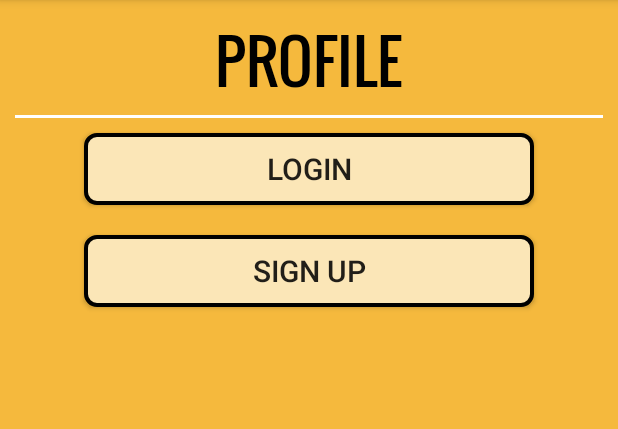
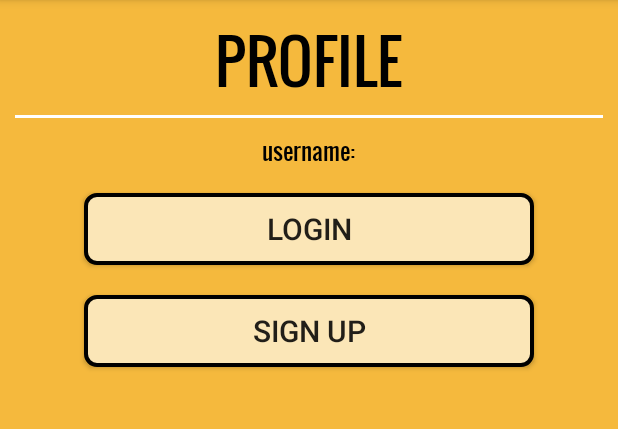
Before and after one commit to nathaliemcgov/recommendMe, an Android app: the ProfileActivity screen opened directly, with no data from a screen before it, on a phone screen of 412 x 824 dp, the part 84-513 px from its top. Run offline under Robolectric (Android 15) with nearby library versions, the phone set to English and light mode, and no system bars; libraries missing offline, so code that uses them is left out: com.firebase.client; 2 statements that could not run were skipped.

Commit message:
username in profile page

```diff
--- a/RecommendMe/app/src/main/res/layout/activity_profile_page.xml
+++ b/RecommendMe/app/src/main/res/layout/activity_profile_page.xml
@@ -29,6 +29,16 @@
         android:background="#ffffff"
         android:layout_below="@+id/profileTitle"
         android:layout_marginBottom="10dp"/>
+
+    <edu.uw.nmcgov.recommendme.CustomTextView
+        android:id="@+id/username"
+        android:layout_width="wrap_content"
+        android:layout_height="wrap_content"
+        android:layout_gravity="center"
+        android:textColor="@color/colorPrimary"
+        android:textSize="15dp"
+        android:layout_marginBottom="16dp"
+        android:text="username:"/>
 
     <Button
         android:layout_width="300dp"
```
